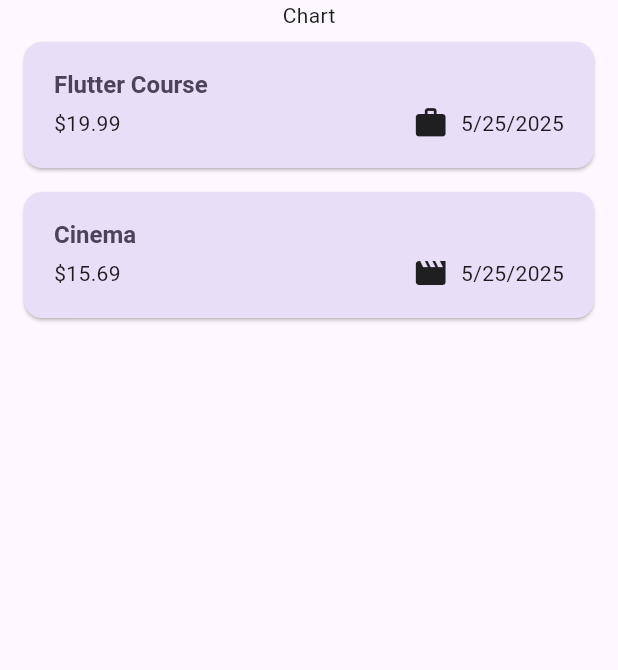
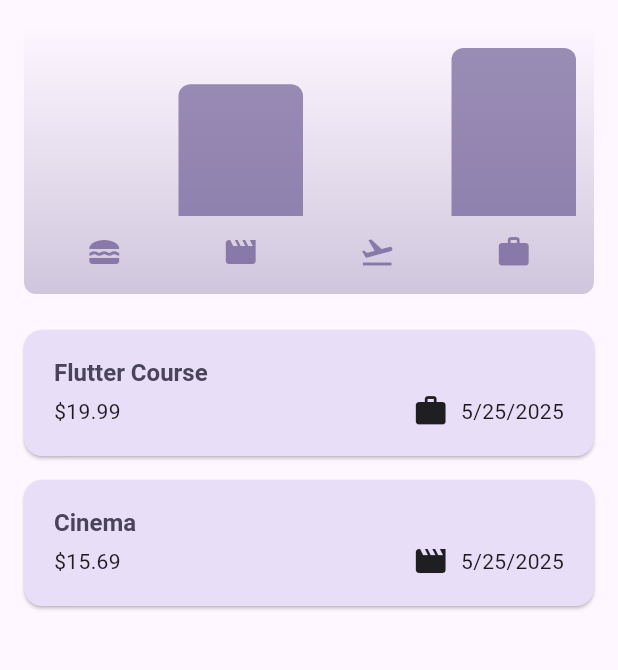
Before and after one commit to GrodTheGreat/Udemy-Flutter, a Flutter app: the screen it shows after launch, on a phone screen of 412 x 824 dp, the part 84-754 px from its top. Run offline on Flutter 3.47's test engine with Material 3 defaults, Android fonts, the light colour scheme and no system bars; our stand-ins replace google_fonts.

Commit message:
Add Chart

```diff
--- a/expense/lib/models/expense.dart
+++ b/expense/lib/models/expense.dart
@@ -33,3 +33,22 @@
     return formatter.format(date);
   }
 }
+
+class ExpenseBucket {
+  final Category category;
+  final List<Expense> expenses;
+
+  ExpenseBucket({required this.category, required this.expenses});
+  ExpenseBucket.forCategory(List<Expense> allExpenses, this.category)
+    : expenses =
+          allExpenses.where((expense) => expense.category == category).toList();
+
+  double get totalExpenses {
+    double sum = 0.0;
+    for (final expense in expenses) {
+      sum += expense.amount;
+    }
+
+    return sum;
+  }
+}
--- /dev/null
+++ b/expense/lib/widgets/chart/chart.dart
@@ -0,0 +1,92 @@
+import 'package:expense/models/expense.dart';
+import 'package:expense/widgets/chart/chart_bar.dart';
+import 'package:flutter/material.dart';
+
+class Chart extends StatelessWidget {
+  const Chart({super.key, required this.expenses});
+
+  final List<Expense> expenses;
+
+  List<ExpenseBucket> get buckets {
+    return [
+      ExpenseBucket.forCategory(expenses, Category.food),
+      ExpenseBucket.forCategory(expenses, Category.leisure),
+      ExpenseBucket.forCategory(expenses, Category.travel),
+      ExpenseBucket.forCategory(expenses, Category.work),
+    ];
+  }
+
+  double get maxTotalExpense {
+    double maxTotalExpense = 0;
+
+    for (final bucket in buckets) {
+      if (bucket.totalExpenses > maxTotalExpense) {
+        maxTotalExpense = bucket.totalExpenses;
+      }
+    }
+
+    return maxTotalExpense;
+  }
+
+  @override
+  Widget build(BuildContext context) {
+    final isDarkMode =
+        MediaQuery.of(context).platformBrightness == Brightness.dark;
+    return Container(
+      margin: const EdgeInsets.all(16),
+      padding: const EdgeInsets.symmetric(vertical: 16, horizontal: 8),
+      width: double.infinity,
+      height: 180,
+      decoration: BoxDecoration(
+        borderRadius: BorderRadius.circular(8),
+        gradient: LinearGradient(
+          colors: [
+            Theme.of(context).colorScheme.primary.withValues(alpha: 0.3),
+            Theme.of(context).colorScheme.primary.withValues(alpha: 0.0),
+          ],
+          begin: Alignment.bottomCenter,
+          end: Alignment.topCenter,
+        ),
+      ),
+      child: Column(
+        children: [
+          Expanded(
+            child: Row(
+              crossAxisAlignment: CrossAxisAlignment.end,
+              children: [
+                for (final bucket in buckets) // alternative to map()
+                  ChartBar(
+                    fill:
+                        bucket.totalExpenses == 0
+                            ? 0
+                            : bucket.totalExpenses / maxTotalExpense,
+                  ),
+              ],
+            ),
+          ),
+          const SizedBox(height: 12),
+          Row(
+            children:
+                buckets
+                    .map(
+                      (bucket) => Expanded(
+                        child: Padding(
+                          padding: const EdgeInsets.symmetric(horizontal: 4),
+                          child: Icon(
+                            categoryIcons[bucket.category],
+                            color:
+                                isDarkMode
+                                    ? Theme.of(context).colorScheme.secondary
+                                    : Theme.of(context).colorScheme.primary
+                                        .withValues(alpha: 0.7),
+                          ),
+                        ),
+                      ),
+                    )
+                    .toList(),
+          ),
+        ],
+      ),
+    );
+  }
+}
--- /dev/null
+++ b/expense/lib/widgets/chart/chart_bar.dart
@@ -0,0 +1,35 @@
+import 'package:flutter/material.dart';
+
+class ChartBar extends StatelessWidget {
+  const ChartBar({super.key, required this.fill});
+
+  final double fill;
+
+  @override
+  Widget build(BuildContext context) {
+    final isDarkMode =
+        MediaQuery.of(context).platformBrightness == Brightness.dark;
+    return Expanded(
+      child: Padding(
+        padding: const EdgeInsets.symmetric(horizontal: 4),
+        child: FractionallySizedBox(
+          heightFactor: fill,
+          child: DecoratedBox(
+            decoration: BoxDecoration(
+              shape: BoxShape.rectangle,
+              borderRadius: const BorderRadius.vertical(
+                top: Radius.circular(8),
+              ),
+              color:
+                  isDarkMode
+                      ? Theme.of(context).colorScheme.secondary
+                      : Theme.of(
+                        context,
+                      ).colorScheme.primary.withValues(alpha: 0.65),
+            ),
+          ),
+        ),
+      ),
+    );
+  }
+}
--- a/expense/lib/widgets/expenses.dart
+++ b/expense/lib/widgets/expenses.dart
@@ -1,4 +1,5 @@
 import 'package:expense/models/expense.dart';
+import 'package:expense/widgets/chart/chart.dart';
 import 'package:expense/widgets/expenses_list/expenses_list.dart';
 import 'package:expense/widgets/new_expense.dart';
 import 'package:flutter/material.dart';
@@ -86,7 +87,10 @@
         ],
       ),
       body: Column(
-        children: [const Text("Chart"), Expanded(child: mainContent)],
+        children: [
+          Chart(expenses: _registeredExpenses),
+          Expanded(child: mainContent),
+        ],
       ),
     );
   }
```
